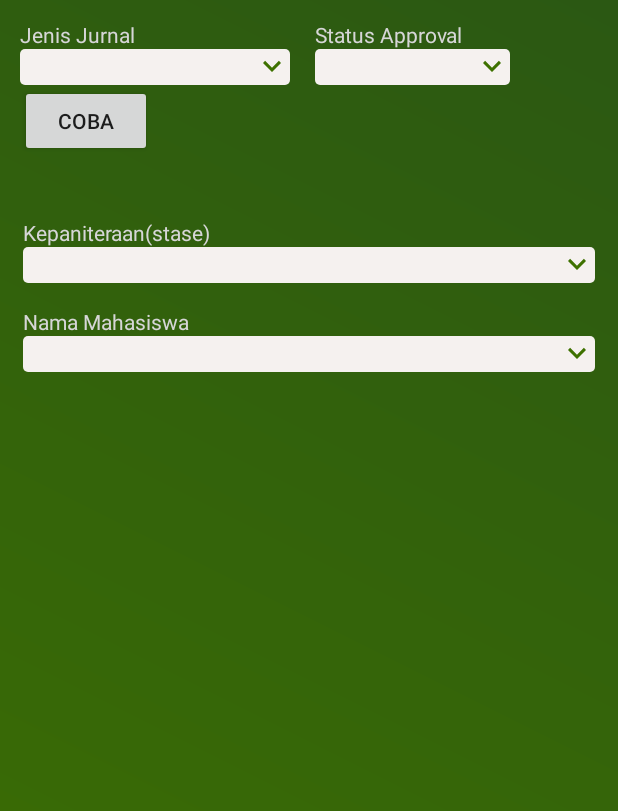
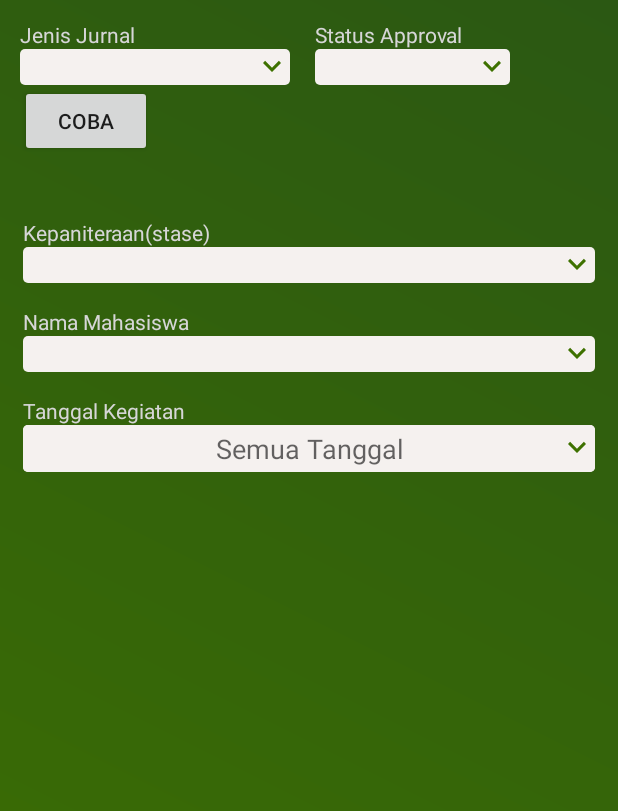
Before and after one commit to vsamaya/LogbookKoas, an Android app: the DaftarKegiatan screen opened directly, with no data from a screen before it, on a phone screen of 412 x 824 dp. Shown: the top 811 px of the screen. Run offline under Robolectric (Android 15) with nearby library versions, the phone set to English and light mode, and no system bars; our stand-ins replace Volley; libraries missing offline, so code that uses them is left out: com.toptoche.searchablespinnerlibrary; plain views replace SearchableSpinner; network calls fail; 3 statements that could not run were skipped.

Commit message:
filter tanggal

```diff
--- a/app/src/main/res/layout/activity_daftar_kegiatan.xml
+++ b/app/src/main/res/layout/activity_daftar_kegiatan.xml
@@ -198,6 +198,53 @@
 
         </RelativeLayout>
     </LinearLayout>
+    <LinearLayout
+        android:layout_width="match_parent"
+        android:layout_height="wrap_content"
+        android:orientation="vertical"
+        android:layout_below="@+id/filter_nama_mahasiswa"
+        android:paddingVertical="8dp"
+        android:paddingHorizontal="10dp"
+        android:layout_marginHorizontal="5dp"
+        android:id="@+id/filter_tanggal">
+        <TextView
+            android:layout_width="wrap_content"
+            android:layout_height="wrap_content"
+            android:text="Tanggal Kegiatan"
+            android:textColor="@color/md_white_1000"
+            android:fontFamily="sans-serif"
+            android:textSize="14sp"
+            android:layout_marginRight="4dp"/>
+        <RelativeLayout
+            android:layout_width="match_parent"
+            android:layout_height="wrap_content"
+            android:background="@drawable/spinnerbackground"
+            android:gravity="center"
+            android:orientation="horizontal">
+
+            <EditText
+                android:id="@+id/spinner_tanggal"
+                android:hint="Semua Tanggal"
+                android:layout_width="match_parent"
+                android:layout_height="wrap_content"
+                android:background="@drawable/spinnerbackground"
+                android:gravity="center"
+                android:layout_centerVertical="true"
+                android:padding="3dp"
+                android:paddingRight="30dp"
+                android:popupBackground="@drawable/spinnerbackground"
+                android:spinnerMode="dropdown" />
+            <ImageView
+                android:layout_width="wrap_content"
+                android:layout_height="wrap_content"
+                android:layout_centerVertical="true"
+                android:layout_alignParentRight="true"
+                android:src="@drawable/ic_keyboard_arrow_down_black_24dp" />
+
+        </RelativeLayout>
+
+    </LinearLayout>
+
 
 
 
```
Also changed, not shown: app/src/main/java/com/example/logbookkoas/DaftarKegiatan.java (+51 -12 lines), app/src/main/java/com/example/logbookkoas/TampilanDaftarKegiatan.java (+16 -1 lines).
